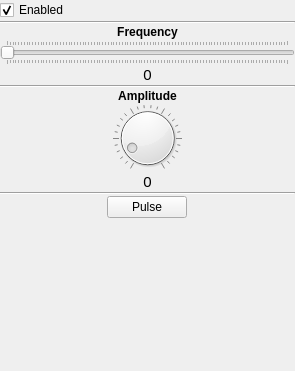
The window that src/EWS/app/widget/DripSourceEditor.ui (metasim/ews) describes before a commit, drawn with Qt 5.
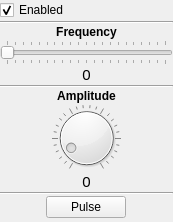
The same window after the commit. Icons and pictures are not drawn.

```diff
--- a/src/EWS/app/widget/DripSourceEditor.ui
+++ b/src/EWS/app/widget/DripSourceEditor.ui
@@ -6,10 +6,16 @@
    <rect>
     <x>0</x>
     <y>0</y>
-    <width>295</width>
-    <height>371</height>
+    <width>173</width>
+    <height>222</height>
    </rect>
   </property>
+  <property name="minimumSize">
+   <size>
+    <width>173</width>
+    <height>222</height>
+   </size>
+  </property>
   <property name="windowTitle">
    <string>Form</string>
   </property>
@@ -17,6 +23,9 @@
    <property name="spacing">
     <number>1</number>
    </property>
+   <property name="sizeConstraint">
+    <enum>QLayout::SetMinAndMaxSize</enum>
+   </property>
    <property name="margin">
     <number>0</number>
    </property>
@@ -171,15 +180,15 @@
    <item>
     <widget class="QDial" name="amplitude">
      <property name="sizePolicy">
-      <sizepolicy hsizetype="MinimumExpanding" vsizetype="Fixed">
+      <sizepolicy hsizetype="Minimum" vsizetype="Minimum">
        <horstretch>0</horstretch>
        <verstretch>0</verstretch>
       </sizepolicy>
      </property>
      <property name="minimumSize">
       <size>
-       <width>10</width>
-       <height>10</height>
+       <width>68</width>
+       <height>68</height>
       </size>
      </property>
      <property name="maximumSize">
```
Left out of the diff: 6 changed lines with no effect on the pictures.
